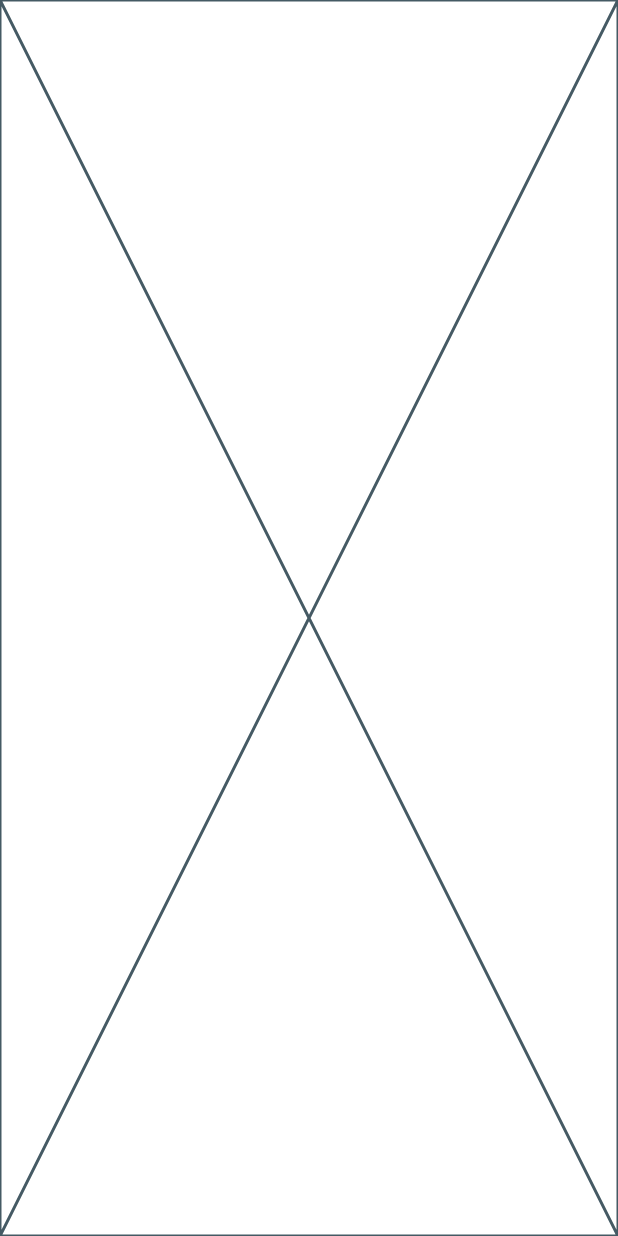
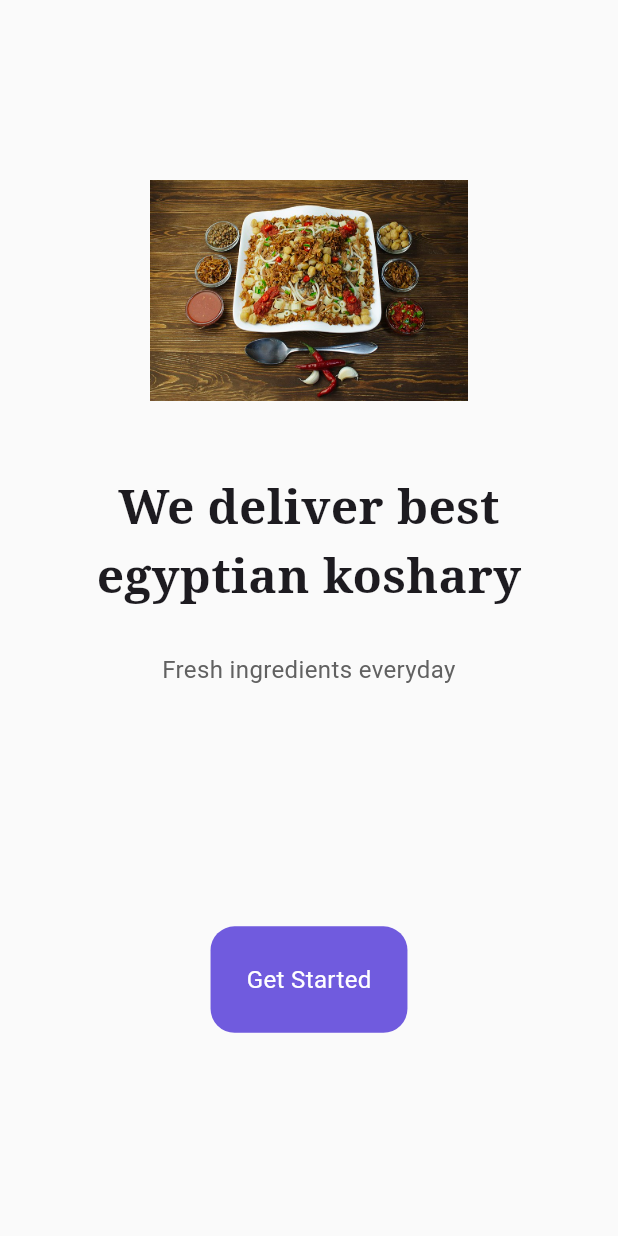
Before and after one commit to HazemAbdo/koshary-resturant, a Flutter app: the screen it shows after launch, on a phone screen of 412 x 824 dp. Run offline on Flutter 3.47's test engine with Material 3 defaults, Android fonts, the phone set to English and light mode, and no system bars; our stand-ins replace google_fonts.

Commit message:
feat: :sparkles: intro screen page

```diff
--- a/lib/main.dart
+++ b/lib/main.dart
@@ -1,4 +1,5 @@
 import 'package:flutter/material.dart';
+import 'package:kosharyresturant/pages/intro_screen.dart';
 
 void main() {
   runApp(const MyApp());
@@ -9,6 +10,7 @@ class MyApp extends StatelessWidget {
 
   @override
   Widget build(BuildContext context) {
-    return const Placeholder();
+    return const Directionality(
+        textDirection: TextDirection.ltr, child: IntroScreen());
   }
 }
--- /dev/null
+++ b/lib/pages/intro_screen.dart
@@ -0,0 +1,81 @@
+import 'package:flutter/material.dart';
+import 'package:google_fonts/google_fonts.dart';
+
+class IntroScreen extends StatelessWidget {
+  const IntroScreen({super.key});
+
+  @override
+  Widget build(BuildContext context) {
+    return Scaffold(
+      backgroundColor: Colors.grey[50],
+      body: SafeArea(
+        child: Column(
+          children: [
+            // big logo
+            Padding(
+              padding: const EdgeInsets.only(
+                left: 100.0,
+                right: 100.0,
+                top: 120,
+                bottom: 20,
+              ),
+              child: Image.asset('lib/images/koshary-2.jpg'),
+            ),
+
+            Padding(
+              padding: const EdgeInsets.all(28.0),
+              child: Text(
+                'We deliver best egyptian koshary',
+                textAlign: TextAlign.center,
+                style: GoogleFonts.notoSerif(
+                    fontSize: 32, fontWeight: FontWeight.bold),
+              ),
+            ),
+
+            Text(
+              'Fresh ingredients everyday',
+              textAlign: TextAlign.center,
+              style: TextStyle(
+                fontSize: 16,
+                color: Colors.grey[700],
+              ),
+            ),
+
+            const SizedBox(height: 24),
+
+            const Spacer(),
+
+            // get started button
+            GestureDetector(
+              onTap: () => Navigator.pushReplacement(
+                context,
+                MaterialPageRoute(
+                  builder: (context) {
+                    return const Placeholder();
+                  },
+                ),
+              ),
+              child: Container(
+                padding: const EdgeInsets.all(24),
+                decoration: BoxDecoration(
+                  borderRadius: BorderRadius.circular(16),
+                  color: const Color.fromARGB(255, 112, 91, 222),
+                ),
+                child: const Text(
+                  "Get Started",
+                  style: TextStyle(
+                    color: Colors.white,
+                    // fontWeight: FontWeight.bold,
+                    fontSize: 16,
+                  ),
+                ),
+              ),
+            ),
+
+            const Spacer(),
+          ],
+        ),
+      ),
+    );
+  }
+}
--- a/pubspec.yaml
+++ b/pubspec.yaml
@@ -35,7 +35,7 @@ dependencies:
   # The following adds the Cupertino Icons font to your application.
   # Use with the CupertinoIcons class for iOS style icons.
   cupertino_icons: ^1.0.2
-  google_fonts: 2.1.0
+  google_fonts: 4.0.1
   provider:
 
 dev_dependencies:
```
Also changed, not shown: lib/images/koshary-1.jpg (added), lib/images/koshary-2.jpg (added), lib/images/koshary-3.jpg (added), lib/images/koshary-4.jpg (added), pubspec.lock, 1 other file.
